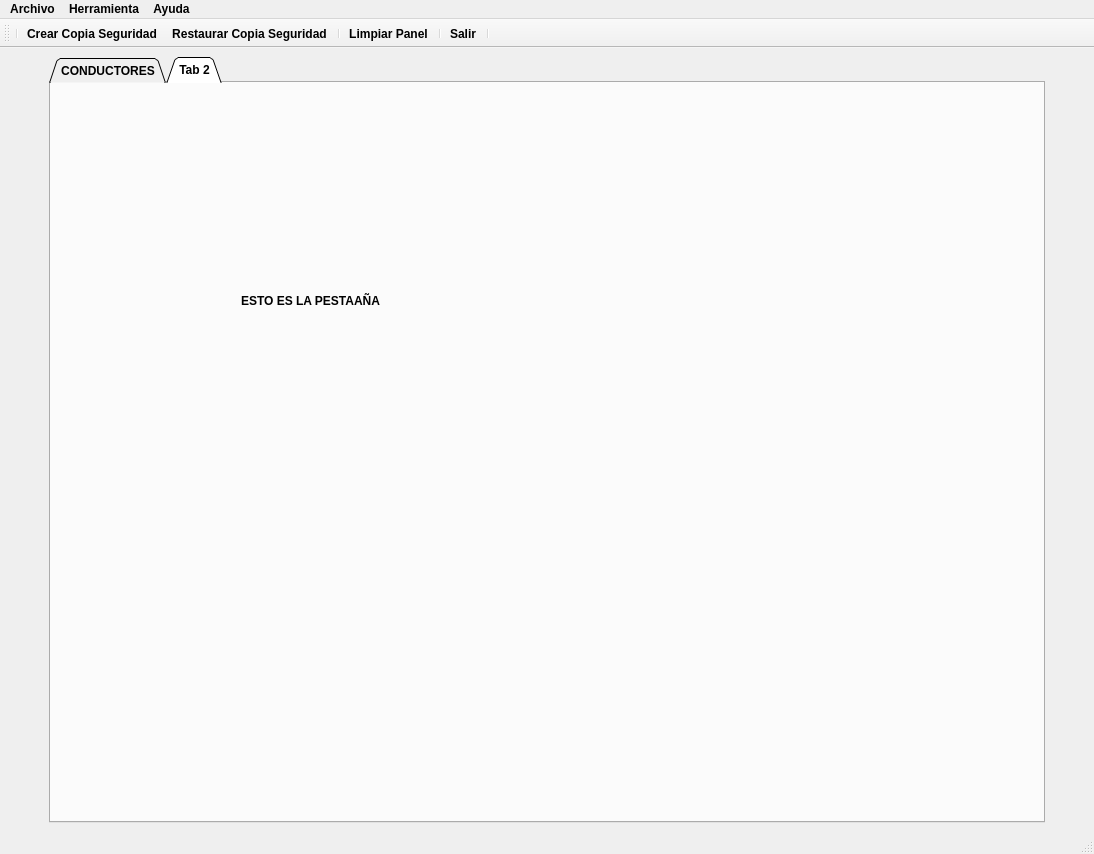
Qt form templates/venta_principal.ui (EliasVGZ/vierafernandez2324) before a commit.
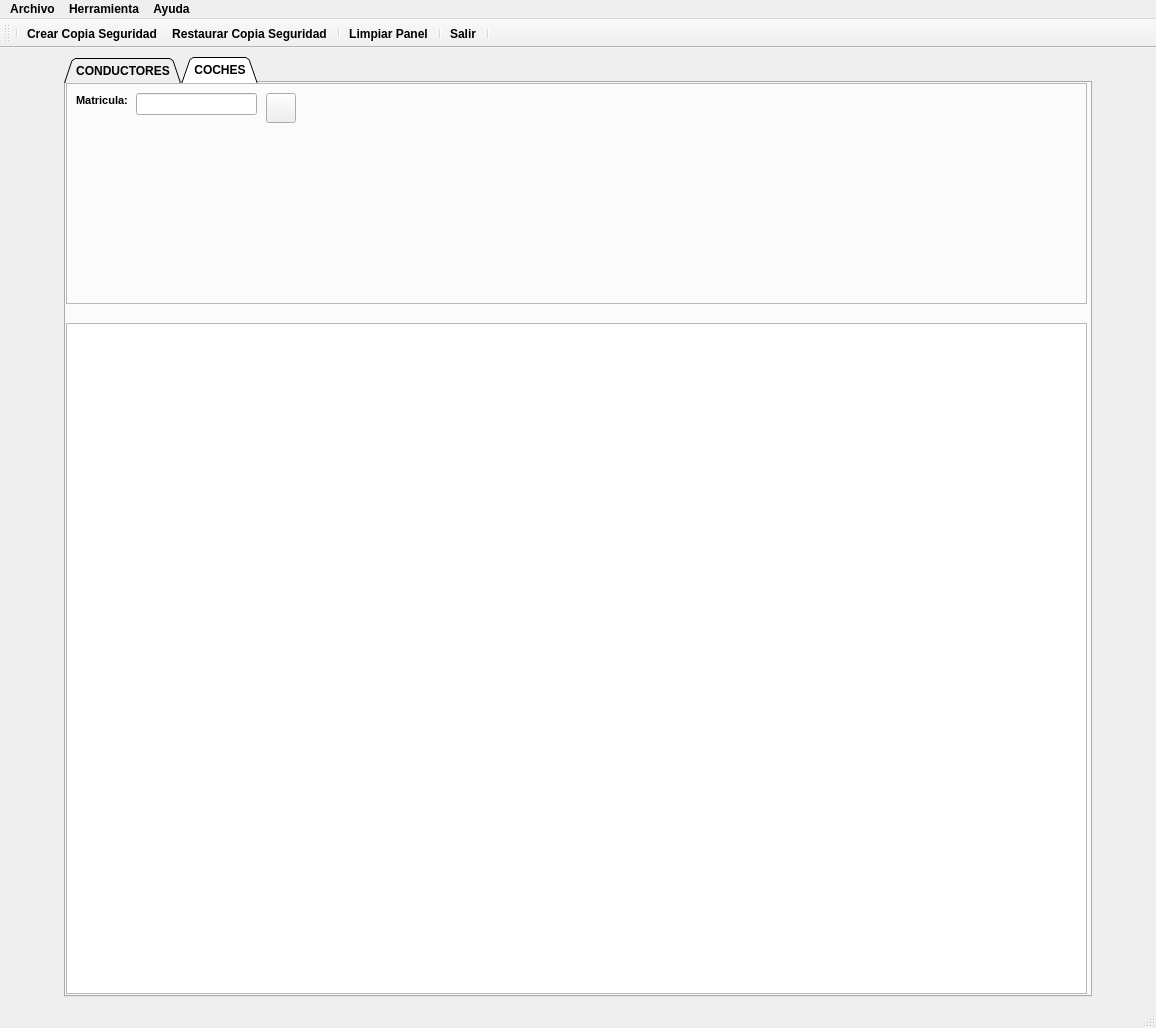
The same form after that commit. The open tabs and pages were chosen to show the change. Icons and pictures are not drawn.

Commit message: añadiendo coches

What changed in the file:
```diff
--- a/templates/venta_principal.ui
+++ b/templates/venta_principal.ui
@@ -6,8 +6,8 @@
    <rect>
     <x>0</x>
     <y>0</y>
-    <width>1094</width>
-    <height>854</height>
+    <width>1156</width>
+    <height>1028</height>
    </rect>
   </property>
   <property name="sizePolicy">
@@ -90,7 +90,7 @@
     <item>
      <widget class="QTabWidget" name="panelPrincipal">
       <property name="sizePolicy">
-       <sizepolicy hsizetype="Expanding" vsizetype="Expanding">
+       <sizepolicy hsizetype="Expanding" vsizetype="Minimum">
         <horstretch>2</horstretch>
         <verstretch>2</verstretch>
        </sizepolicy>
@@ -1121,19 +1121,124 @@
       </widget>
       <widget class="QWidget" name="tab_Principal">
        <attribute name="title">
-        <string>Tab 2</string>
+        <string>COCHES</string>
        </attribute>
-       <widget class="QLabel" name="lbTab2">
+       <widget class="QFrame" name="frame_2">
         <property name="geometry">
          <rect>
-          <x>190</x>
-          <y>210</y>
-          <width>141</width>
-          <height>16</height>
+          <x>0</x>
+          <y>0</y>
+          <width>1021</width>
+          <height>221</height>
          </rect>
         </property>
-        <property name="text">
-         <string>ESTO ES LA PESTAAÑA 2</string>
+        <property name="sizePolicy">
+         <sizepolicy hsizetype="Expanding" vsizetype="Expanding">
+          <horstretch>0</horstretch>
+          <verstretch>0</verstretch>
+         </sizepolicy>
+        </property>
+        <property name="frameShape">
+         <enum>QFrame::StyledPanel</enum>
+        </property>
+        <property name="frameShadow">
+         <enum>QFrame::Sunken</enum>
+        </property>
+        <property name="lineWidth">
+         <number>3</number>
+        </property>
+        <widget class="QLabel" name="lbl_matricula">
+         <property name="geometry">
+          <rect>
+           <x>10</x>
+           <y>10</y>
+           <width>55</width>
+           <height>16</height>
+          </rect>
+         </property>
+         <property name="text">
+          <string>&lt;html&gt;&lt;head/&gt;&lt;body&gt;&lt;p&gt;&lt;span style=&quot; font-size:8pt;&quot;&gt;Matricula:&lt;/span&gt;&lt;/p&gt;&lt;/body&gt;&lt;/html&gt;</string>
+         </property>
+        </widget>
+        <widget class="QLineEdit" name="txtMatricula">
+         <property name="geometry">
+          <rect>
+           <x>70</x>
+           <y>10</y>
+           <width>121</width>
+           <height>22</height>
+          </rect>
+         </property>
+         <property name="minimumSize">
+          <size>
+           <width>60</width>
+           <height>20</height>
+          </size>
+         </property>
+         <property name="maximumSize">
+          <size>
+           <width>170</width>
+           <height>16777215</height>
+          </size>
+         </property>
+         <property name="alignment">
+          <set>Qt::AlignCenter</set>
+         </property>
+        </widget>
+        <widget class="QPushButton" name="btnBuscarCoche">
+         <property name="geometry">
+          <rect>
+           <x>200</x>
+           <y>10</y>
+           <width>30</width>
+           <height>30</height>
+          </rect>
+         </property>
+         <property name="minimumSize">
+          <size>
+           <width>30</width>
+           <height>30</height>
+          </size>
+         </property>
+         <property name="maximumSize">
+          <size>
+           <width>30</width>
+           <height>30</height>
+          </size>
+         </property>
+         <property name="text">
+          <string/>
+         </property>
+         <property name="icon">
+          <iconset>
+           <normalon>../IMG/lupa.png</normalon>
+          </iconset>
+         </property>
+         <property name="iconSize">
+          <size>
+           <width>24</width>
+           <height>24</height>
+          </size>
+         </property>
+        </widget>
+       </widget>
+       <widget class="QTableWidget" name="tableWidget">
+        <property name="geometry">
+         <rect>
+          <x>0</x>
+          <y>240</y>
+          <width>1021</width>
+          <height>671</height>
+         </rect>
+        </property>
+        <property name="sizePolicy">
+         <sizepolicy hsizetype="Expanding" vsizetype="Maximum">
+          <horstretch>0</horstretch>
+          <verstretch>0</verstretch>
+         </sizepolicy>
+        </property>
+        <property name="autoFillBackground">
+         <bool>true</bool>
         </property>
        </widget>
       </widget>
@@ -1167,8 +1272,8 @@
     <rect>
      <x>0</x>
      <y>0</y>
-     <width>1094</width>
-     <height>21</height>
+     <width>1156</width>
+     <height>26</height>
     </rect>
    </property>
    <widget class="QMenu" name="menuArchivo">
```
Left out of the diff: 4 changed lines with no effect on the pictures. The commit also changes 15 other files.
